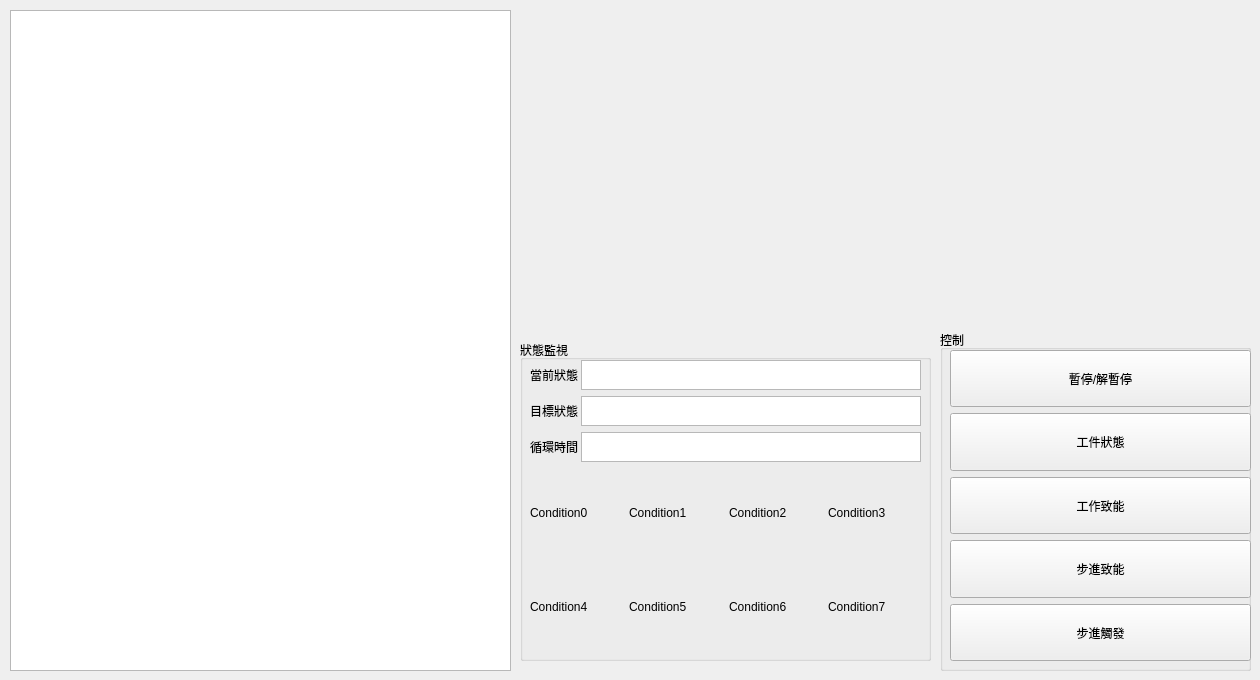
smandyscom/front-base-widget, file bank-view/frontunitpanel.ui: the form before one commit.
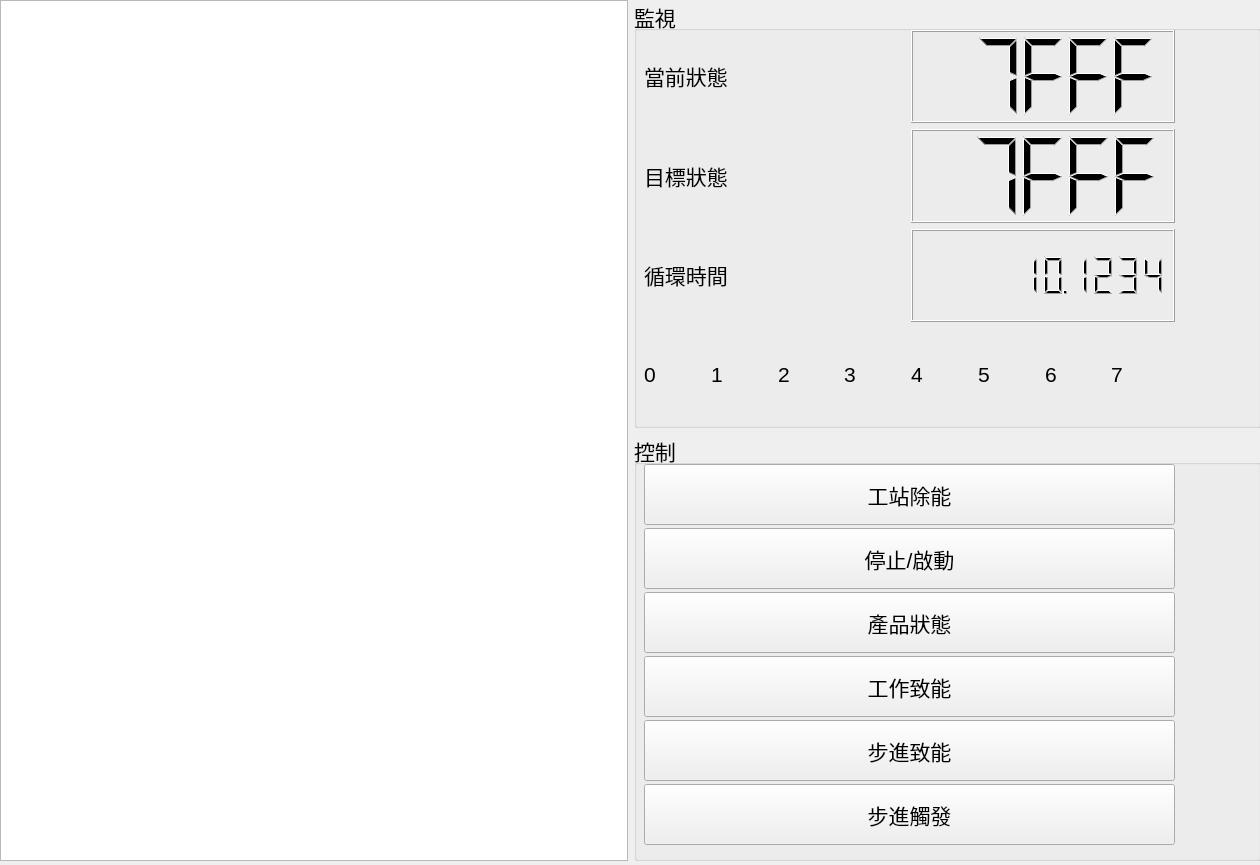
The form after the commit.

Commit message: material set able

The edit to the form file:
```diff
--- a/bank-view/frontunitpanel.ui
+++ b/bank-view/frontunitpanel.ui
@@ -7,131 +7,63 @@
     <x>0</x>
     <y>0</y>
     <width>1260</width>
-    <height>680</height>
+    <height>865</height>
    </rect>
   </property>
+  <property name="font">
+   <font>
+    <pointsize>16</pointsize>
+   </font>
+  </property>
   <property name="windowTitle">
    <string>Form</string>
   </property>
+  <widget class="QWidget" name="">
+   <property name="geometry">
+    <rect>
+     <x>0</x>
+     <y>0</y>
+     <width>1261</width>
+     <height>861</height>
+    </rect>
+   </property>
+   <layout class="QHBoxLayout" name="horizontalLayout">
+    <item>
   <widget class="QTableView" name="tableViewUnit">
-   <property name="geometry">
-    <rect>
-     <x>10</x>
-     <y>10</y>
-     <width>501</width>
-     <height>661</height>
-    </rect>
-   </property>
-  </widget>
-  <widget class="QGroupBox" name="groupBoxControl">
-   <property name="geometry">
-    <rect>
-     <x>940</x>
-     <y>330</y>
-     <width>311</width>
-     <height>341</height>
-    </rect>
-   </property>
-   <property name="title">
-    <string>控制</string>
-   </property>
-   <widget class="QWidget" name="layoutWidget">
-    <property name="geometry">
-     <rect>
-      <x>10</x>
-      <y>20</y>
-      <width>301</width>
-      <height>311</height>
-     </rect>
-    </property>
-    <layout class="QVBoxLayout" name="verticalLayout_2">
-     <item>
-      <widget class="QPushButton" name="pushButtonPause">
-       <property name="sizePolicy">
-        <sizepolicy hsizetype="Minimum" vsizetype="Expanding">
-         <horstretch>0</horstretch>
-         <verstretch>0</verstretch>
-        </sizepolicy>
-       </property>
-       <property name="text">
-        <string>暫停/解暫停</string>
-       </property>
-      </widget>
+      <property name="font">
+       <font>
+        <family>MS Shell Dlg 2</family>
+        <pointsize>14</pointsize>
+       </font>
+      </property>
+      <attribute name="horizontalHeaderVisible">
+       <bool>false</bool>
+      </attribute>
+      <attribute name="horizontalHeaderHighlightSections">
+       <bool>false</bool>
+      </attribute>
+     </widget>
      </item>
      <item>
-      <widget class="QPushButton" name="pushButtonMaterial">
-       <property name="sizePolicy">
-        <sizepolicy hsizetype="Minimum" vsizetype="Expanding">
-         <horstretch>0</horstretch>
-         <verstretch>0</verstretch>
-        </sizepolicy>
-       </property>
-       <property name="text">
-        <string>工件狀態</string>
-       </property>
-      </widget>
-     </item>
+     <layout class="QVBoxLayout" name="verticalLayout">
      <item>
-      <widget class="QPushButton" name="pushButtonWorking">
-       <property name="sizePolicy">
-        <sizepolicy hsizetype="Minimum" vsizetype="Expanding">
-         <horstretch>0</horstretch>
-         <verstretch>0</verstretch>
-        </sizepolicy>
-       </property>
-       <property name="text">
-        <string>工作致能</string>
-       </property>
-      </widget>
-     </item>
-     <item>
-      <widget class="QPushButton" name="pushButtonEnableStep">
-       <property name="sizePolicy">
-        <sizepolicy hsizetype="Minimum" vsizetype="Expanding">
-         <horstretch>0</horstretch>
-         <verstretch>0</verstretch>
-        </sizepolicy>
-       </property>
-       <property name="text">
-        <string>步進致能</string>
-       </property>
-      </widget>
-     </item>
-     <item>
-      <widget class="QPushButton" name="pushButtonStep">
-       <property name="sizePolicy">
-        <sizepolicy hsizetype="Minimum" vsizetype="Expanding">
-         <horstretch>0</horstretch>
-         <verstretch>0</verstretch>
-        </sizepolicy>
-       </property>
-       <property name="text">
-        <string>步進觸發</string>
-       </property>
-      </widget>
-     </item>
-    </layout>
-   </widget>
-  </widget>
   <widget class="QGroupBox" name="groupBoxMonitor">
-   <property name="geometry">
-    <rect>
-     <x>520</x>
-     <y>340</y>
-     <width>411</width>
-     <height>321</height>
-    </rect>
+        <property name="sizePolicy">
+         <sizepolicy hsizetype="Expanding" vsizetype="Expanding">
+          <horstretch>0</horstretch>
+          <verstretch>0</verstretch>
+         </sizepolicy>
    </property>
    <property name="title">
-    <string>狀態監視</string>
+         <string>監視</string>
    </property>
    <widget class="QWidget" name="layoutWidget">
     <property name="geometry">
      <rect>
       <x>10</x>
-      <y>20</y>
-      <width>391</width>
-      <height>291</height>
+           <y>30</y>
+           <width>531</width>
+           <height>391</height>
      </rect>
     </property>
     <layout class="QVBoxLayout" name="verticalLayout_3">
@@ -154,18 +86,12 @@
         </widget>
        </item>
        <item>
-        <widget class="QTextBrowser" name="textBrowserState">
-         <property name="sizePolicy">
-          <sizepolicy hsizetype="Expanding" vsizetype="Preferred">
-           <horstretch>0</horstretch>
-           <verstretch>0</verstretch>
-          </sizepolicy>
-         </property>
-         <property name="maximumSize">
-          <size>
-           <width>16777215</width>
-           <height>30</height>
-          </size>
+             <widget class="QLCDNumber" name="lcdNumberState">
+              <property name="mode">
+               <enum>QLCDNumber::Hex</enum>
+              </property>
+              <property name="value" stdset="0">
+               <double>32767.000000000000000</double>
          </property>
         </widget>
        </item>
@@ -190,18 +116,12 @@
         </widget>
        </item>
        <item>
-        <widget class="QTextBrowser" name="textBrowserNextState">
-         <property name="sizePolicy">
-          <sizepolicy hsizetype="Expanding" vsizetype="Preferred">
-           <horstretch>0</horstretch>
-           <verstretch>0</verstretch>
-          </sizepolicy>
-         </property>
-         <property name="maximumSize">
-          <size>
-           <width>16777215</width>
-           <height>30</height>
-          </size>
+             <widget class="QLCDNumber" name="lcdNumberNextState">
+              <property name="mode">
+               <enum>QLCDNumber::Hex</enum>
+              </property>
+              <property name="value" stdset="0">
+               <double>32767.000000000000000</double>
          </property>
         </widget>
        </item>
@@ -226,18 +146,15 @@
         </widget>
        </item>
        <item>
-        <widget class="QTextBrowser" name="textBrowserTickTime">
-         <property name="sizePolicy">
-          <sizepolicy hsizetype="Expanding" vsizetype="Preferred">
-           <horstretch>0</horstretch>
-           <verstretch>0</verstretch>
-          </sizepolicy>
-         </property>
-         <property name="maximumSize">
-          <size>
-           <width>16777215</width>
-           <height>30</height>
-          </size>
+             <widget class="QLCDNumber" name="lcdNumberCycleTime">
+              <property name="smallDecimalPoint">
+               <bool>true</bool>
+              </property>
+              <property name="digitCount">
+               <number>10</number>
+              </property>
+              <property name="value" stdset="0">
+               <double>10.123400000000000</double>
          </property>
         </widget>
        </item>
@@ -245,63 +162,62 @@
      </item>
      <item>
       <layout class="QHBoxLayout" name="horizontalLayoutCondition03">
+            <property name="spacing">
+             <number>3</number>
+            </property>
        <item>
         <widget class="QLabel" name="labelCondition0">
          <property name="text">
-          <string>Condition0</string>
+               <string>0</string>
          </property>
         </widget>
        </item>
        <item>
         <widget class="QLabel" name="labelCondition1">
          <property name="text">
-          <string>Condition1</string>
+               <string>1</string>
          </property>
         </widget>
        </item>
        <item>
         <widget class="QLabel" name="labelCondition2">
          <property name="text">
-          <string>Condition2</string>
+               <string>2</string>
          </property>
         </widget>
        </item>
        <item>
         <widget class="QLabel" name="labelCondition3">
          <property name="text">
-          <string>Condition3</string>
+               <string>3</string>
          </property>
         </widget>
        </item>
-      </layout>
-     </item>
-     <item>
-      <layout class="QHBoxLayout" name="horizontalLayoutCondition47">
        <item>
         <widget class="QLabel" name="labelCondition4">
          <property name="text">
-          <string>Condition4</string>
+               <string>4</string>
          </property>
         </widget>
        </item>
        <item>
         <widget class="QLabel" name="labelCondition5">
          <property name="text">
-          <string>Condition5</string>
+               <string>5</string>
          </property>
         </widget>
        </item>
        <item>
         <widget class="QLabel" name="labelCondition6">
          <property name="text">
-          <string>Condition6</string>
+               <string>6</string>
          </property>
         </widget>
        </item>
        <item>
         <widget class="QLabel" name="labelCondition7">
          <property name="text">
-          <string>Condition7</string>
+               <string>7</string>
          </property>
         </widget>
        </item>
@@ -310,15 +226,116 @@
     </layout>
    </widget>
   </widget>
-  <widget class="QWidget" name="widgetFilter" native="true">
+      </item>
+      <item>
+       <widget class="QGroupBox" name="groupBoxControl">
+        <property name="sizePolicy">
+         <sizepolicy hsizetype="Expanding" vsizetype="Expanding">
+          <horstretch>0</horstretch>
+          <verstretch>0</verstretch>
+         </sizepolicy>
+        </property>
+        <property name="title">
+         <string>控制</string>
+        </property>
+        <widget class="QWidget" name="layoutWidget">
    <property name="geometry">
     <rect>
-     <x>560</x>
-     <y>20</y>
-     <width>281</width>
-     <height>101</height>
-    </rect>
-   </property>
+           <x>10</x>
+           <y>30</y>
+           <width>531</width>
+           <height>381</height>
+          </rect>
+         </property>
+         <layout class="QVBoxLayout" name="verticalLayout_2">
+          <property name="spacing">
+           <number>3</number>
+          </property>
+          <item>
+           <widget class="QPushButton" name="pushButtonByPass">
+            <property name="sizePolicy">
+             <sizepolicy hsizetype="Minimum" vsizetype="Expanding">
+              <horstretch>0</horstretch>
+              <verstretch>0</verstretch>
+             </sizepolicy>
+            </property>
+            <property name="text">
+             <string>工站除能</string>
+            </property>
+           </widget>
+          </item>
+          <item>
+           <widget class="QPushButton" name="pushButtonPause">
+            <property name="sizePolicy">
+             <sizepolicy hsizetype="Minimum" vsizetype="Expanding">
+              <horstretch>0</horstretch>
+              <verstretch>0</verstretch>
+             </sizepolicy>
+            </property>
+            <property name="text">
+             <string>停止/啟動</string>
+            </property>
+           </widget>
+          </item>
+          <item>
+           <widget class="QPushButton" name="pushButtonMaterial">
+            <property name="sizePolicy">
+             <sizepolicy hsizetype="Minimum" vsizetype="Expanding">
+              <horstretch>0</horstretch>
+              <verstretch>0</verstretch>
+             </sizepolicy>
+            </property>
+            <property name="text">
+             <string>產品狀態</string>
+            </property>
+           </widget>
+          </item>
+          <item>
+           <widget class="QPushButton" name="pushButtonWorking">
+            <property name="sizePolicy">
+             <sizepolicy hsizetype="Minimum" vsizetype="Expanding">
+              <horstretch>0</horstretch>
+              <verstretch>0</verstretch>
+             </sizepolicy>
+            </property>
+            <property name="text">
+             <string>工作致能</string>
+            </property>
+           </widget>
+          </item>
+          <item>
+           <widget class="QPushButton" name="pushButtonEnableStep">
+            <property name="sizePolicy">
+             <sizepolicy hsizetype="Minimum" vsizetype="Expanding">
+              <horstretch>0</horstretch>
+              <verstretch>0</verstretch>
+             </sizepolicy>
+            </property>
+            <property name="text">
+             <string>步進致能</string>
+            </property>
+           </widget>
+          </item>
+          <item>
+           <widget class="QPushButton" name="pushButtonStep">
+            <property name="sizePolicy">
+             <sizepolicy hsizetype="Minimum" vsizetype="Expanding">
+              <horstretch>0</horstretch>
+              <verstretch>0</verstretch>
+             </sizepolicy>
+            </property>
+            <property name="text">
+             <string>步進觸發</string>
+            </property>
+           </widget>
+          </item>
+         </layout>
+        </widget>
+       </widget>
+      </item>
+     </layout>
+    </item>
+   </layout>
   </widget>
  </widget>
  <resources/>
```
Lines whose indentation alone changed are shown as unchanged. The commit also changes 23 other files.
